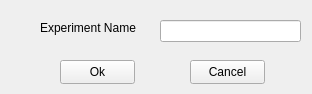
The window that gui/ui_files/createExperimentPopup.ui (jtersteegwur/iBridges-Gui) describes before a commit, drawn with Qt 5.
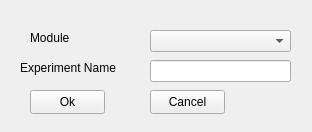
The same window after the commit.

Patch:
```diff
--- a/gui/ui_files/createExperimentPopup.ui
+++ b/gui/ui_files/createExperimentPopup.ui
@@ -7,7 +7,7 @@
     <x>0</x>
     <y>0</y>
     <width>312</width>
-    <height>94</height>
+    <height>132</height>
    </rect>
   </property>
   <property name="windowTitle">
@@ -16,8 +16,8 @@
   <widget class="QPushButton" name="buttonOk">
    <property name="geometry">
     <rect>
-     <x>60</x>
-     <y>60</y>
+     <x>30</x>
+     <y>90</y>
      <width>75</width>
      <height>24</height>
     </rect>
@@ -29,8 +29,8 @@
   <widget class="QPushButton" name="buttonCancel">
    <property name="geometry">
     <rect>
-     <x>190</x>
-     <y>60</y>
+     <x>150</x>
+     <y>90</y>
      <width>75</width>
      <height>24</height>
     </rect>
@@ -42,8 +42,8 @@
   <widget class="QLabel" name="label">
    <property name="geometry">
     <rect>
-     <x>40</x>
-     <y>20</y>
+     <x>20</x>
+     <y>60</y>
      <width>111</width>
      <height>16</height>
     </rect>
@@ -55,13 +55,36 @@
   <widget class="QLineEdit" name="le_expname">
    <property name="geometry">
     <rect>
-     <x>160</x>
-     <y>20</y>
+     <x>150</x>
+     <y>60</y>
      <width>141</width>
      <height>22</height>
     </rect>
    </property>
   </widget>
+  <widget class="QComboBox" name="combobox_module">
+   <property name="geometry">
+    <rect>
+     <x>150</x>
+     <y>30</y>
+     <width>141</width>
+     <height>22</height>
+    </rect>
+   </property>
+  </widget>
+  <widget class="QLabel" name="label_2">
+   <property name="geometry">
+    <rect>
+     <x>30</x>
+     <y>30</y>
+     <width>55</width>
+     <height>16</height>
+    </rect>
+   </property>
+   <property name="text">
+    <string>Module</string>
+   </property>
+  </widget>
  </widget>
  <resources/>
  <connections/>
```
